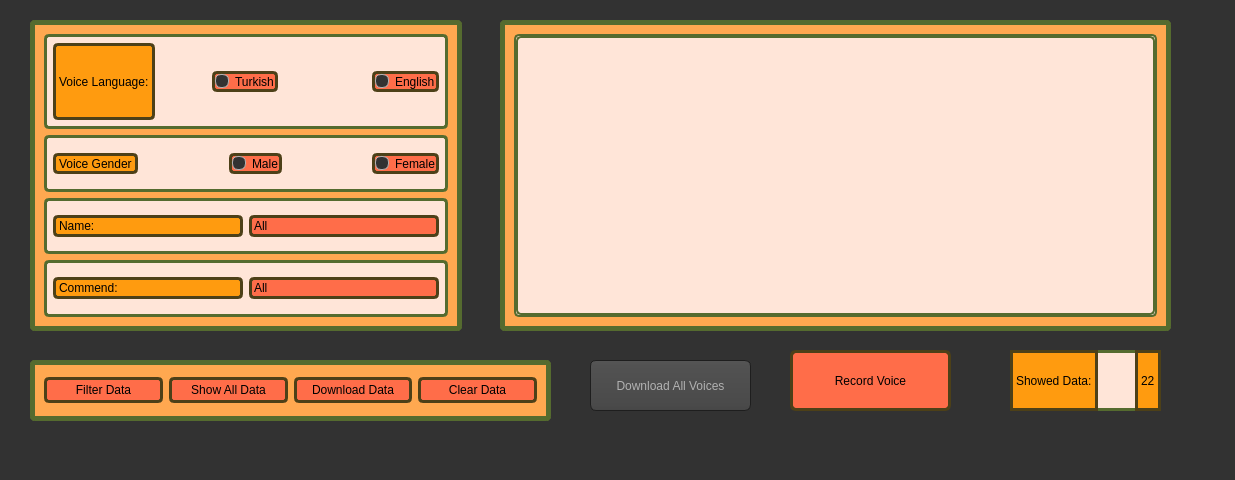
First picture: the form in voiceCommandDatabase.ui, repository turan1609/voice-record-filtering-app, before the edit.
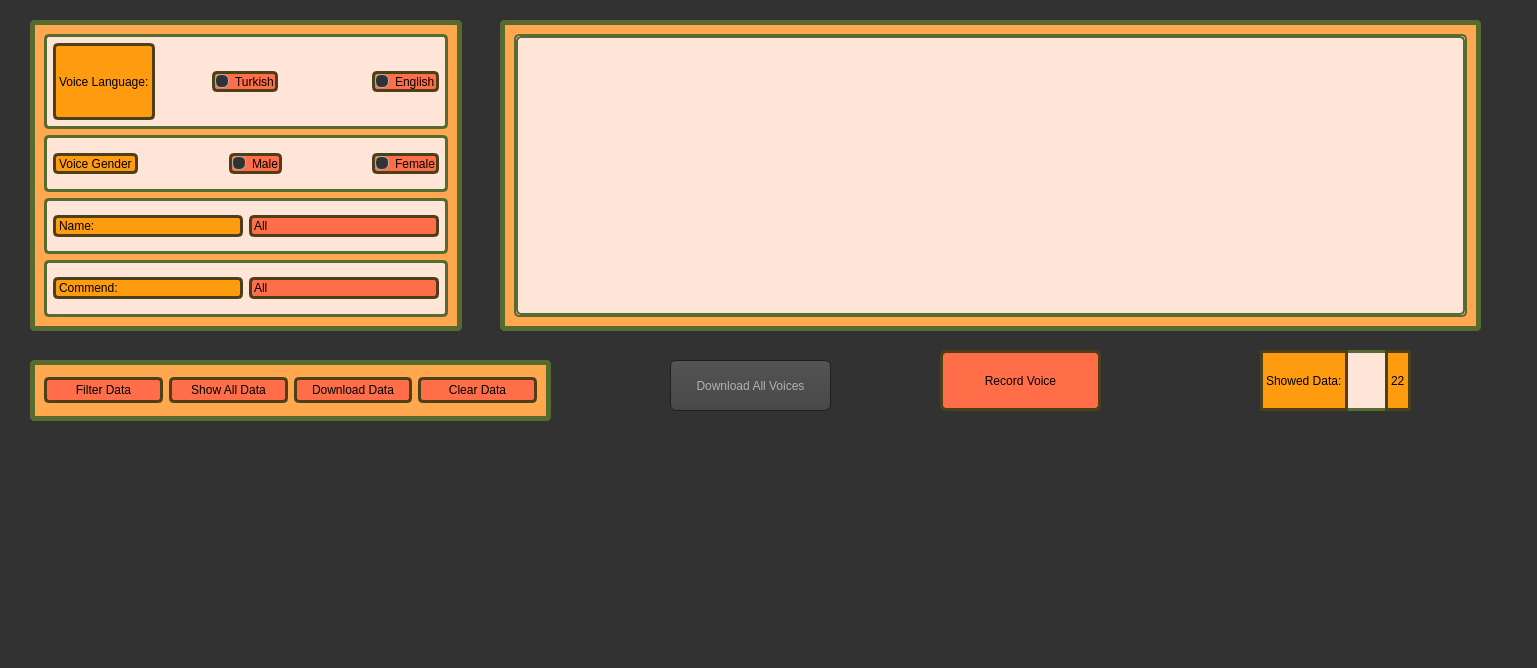
Second picture: the form after the edit. Icons and pictures are not drawn.

Diff of the .ui file:
```diff
--- a/voiceCommandDatabase.ui
+++ b/voiceCommandDatabase.ui
@@ -6,8 +6,8 @@
    <rect>
     <x>0</x>
     <y>0</y>
-    <width>1235</width>
-    <height>480</height>
+    <width>1537</width>
+    <height>668</height>
    </rect>
   </property>
   <property name="cursor">
@@ -946,7 +946,7 @@
      <rect>
       <x>500</x>
       <y>20</y>
-      <width>671</width>
+      <width>981</width>
       <height>311</height>
      </rect>
     </property>
@@ -979,7 +979,7 @@
          <rect>
           <x>0</x>
           <y>0</y>
-          <width>635</width>
+          <width>945</width>
           <height>275</height>
          </rect>
         </property>
@@ -1125,7 +1125,7 @@
    <widget class="QWidget" name="widgetShowedData" native="true">
     <property name="geometry">
      <rect>
-      <x>1010</x>
+      <x>1260</x>
       <y>350</y>
       <width>151</width>
       <height>61</height>
@@ -1182,7 +1182,7 @@
    <widget class="QPushButton" name="pushButtonRecordVoice">
     <property name="geometry">
      <rect>
-      <x>790</x>
+      <x>940</x>
       <y>350</y>
       <width>161</width>
       <height>61</height>
@@ -1220,7 +1220,7 @@
    <widget class="QPushButton" name="pushButtonButtonsDownloadSound">
     <property name="geometry">
      <rect>
-      <x>590</x>
+      <x>670</x>
       <y>360</y>
       <width>161</width>
       <height>51</height>
```
Left out of the diff: 2 changed lines with no effect on the pictures.
